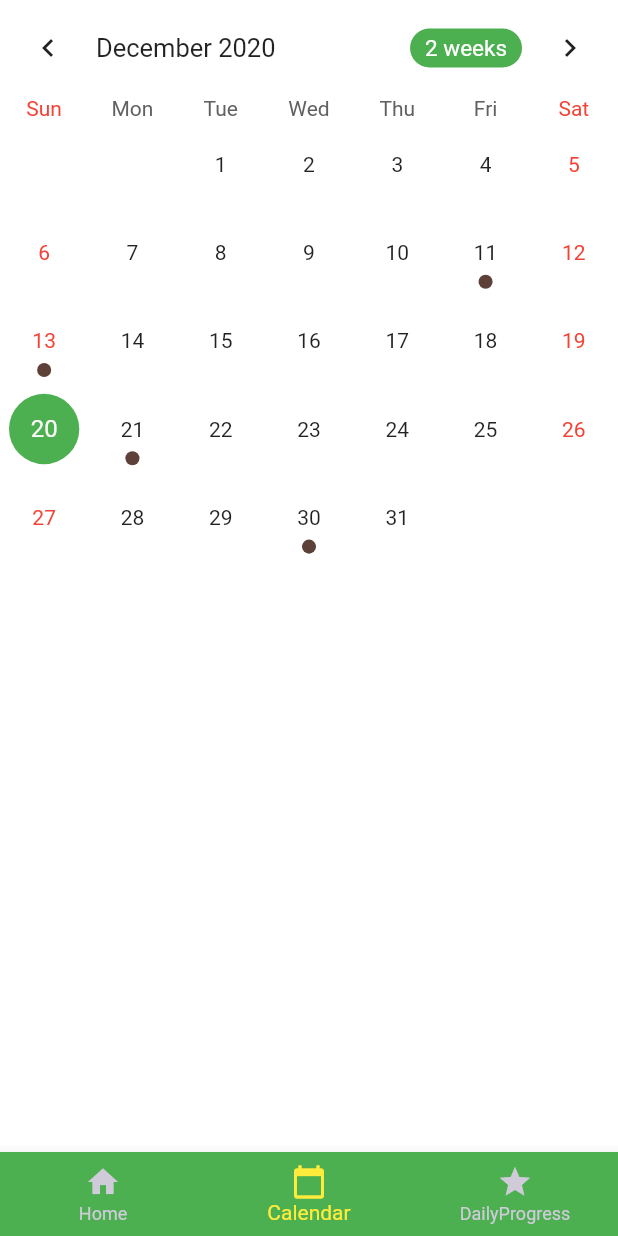
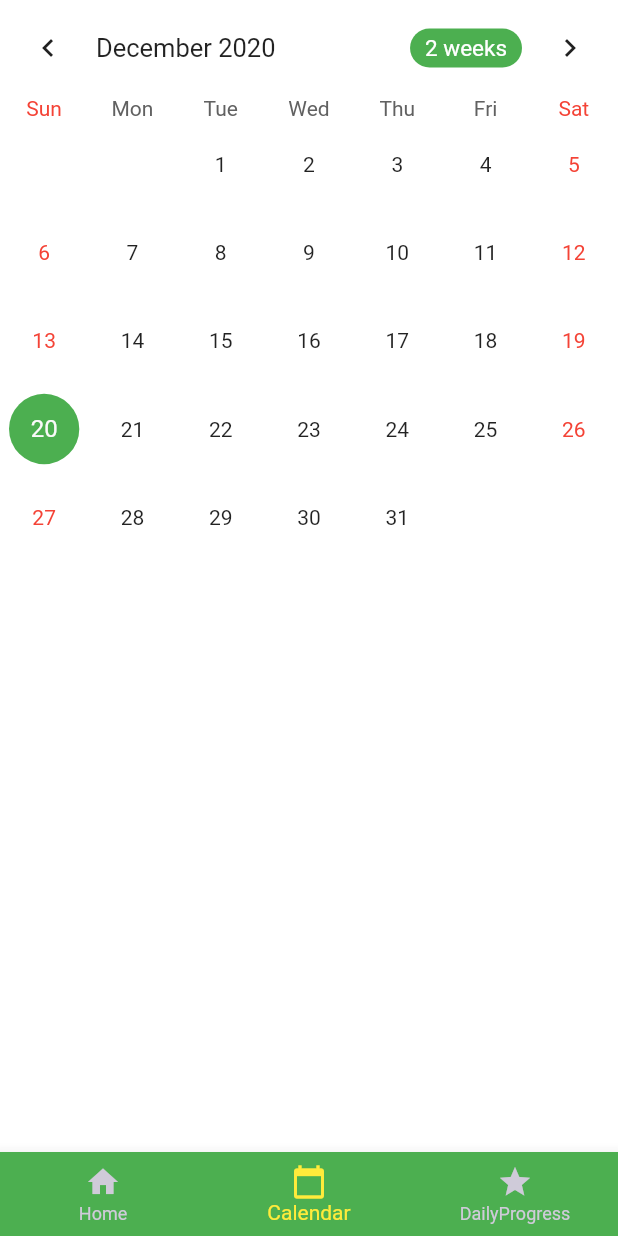
Before and after one commit to NesaByte/Maslow-Fulfilled, a Flutter app: the screen it shows after launch, item 2 of the bottom bar chosen, on a phone screen of 412 x 824 dp. Run offline on Flutter 3.47's test engine with Material 2 defaults, Android fonts, the phone set to English and light mode, and no system bars; drawn by our look-alikes of table_calendar; our stand-ins replace percent_indicator, rflutter_alert.

Commit message:
cleaning update

```diff
--- a/lib/screens/calendar.dart
+++ b/lib/screens/calendar.dart
@@ -30,22 +30,22 @@ class CalendarState extends State<Calendar> with TickerProviderStateMixin {
 
     _events = {
       DateTime(2020, 11, 11): ['Actualization'],
-      DateTime(2020, 12, 11): ['Esteem'],
+      DateTime(2020, 11, 11): ['Esteem'],
       DateTime(2020, 11, 11): ['Belonging'],
       DateTime(2020, 11, 11): ['Safety'],
       DateTime(2020, 11, 11): ['Physiological'],
       DateTime(2020, 11, 13): ['Actualization'],
-      DateTime(2020, 12, 13): ['Esteem'],
+      DateTime(2020, 11, 13): ['Esteem'],
       DateTime(2020, 11, 13): ['Belonging'],
       DateTime(2020, 11, 13): ['Safety'],
       DateTime(2020, 11, 13): ['Physiological'],
       DateTime(2020, 11, 21): ['Actualization'],
-      DateTime(2020, 12, 21): ['Esteem'],
+      DateTime(2020, 11, 21): ['Esteem'],
       DateTime(2020, 11, 21): ['Belonging'],
       DateTime(2020, 11, 21): ['Safety'],
       DateTime(2020, 11, 21): ['Physiological'],
       DateTime(2020, 11, 30): ['Actualization'],
-      DateTime(2020, 12, 30): ['Esteem'],
+      DateTime(2020, 11, 30): ['Esteem'],
       DateTime(2020, 11, 30): ['Belonging'],
       DateTime(2020, 11, 30): ['Safety'],
       DateTime(2020, 11, 30): ['Physiological'],
--- a/lib/screens/home.dart
+++ b/lib/screens/home.dart
@@ -24,7 +24,7 @@ class HomeState extends State<Home> {
                 return Text("no data");
               }
               var myData = json.decode(snapshot.data);
-              print(myData);
+              //print(myData);
               return Center(
                   child: Column(
                       mainAxisAlignment: MainAxisAlignment.center,
--- a/lib/util/questions.dart
+++ b/lib/util/questions.dart
@@ -59,7 +59,7 @@ class QBank {
   }
 
   static int qcount() {
-    return _list.length - 1;
+    return _list.length;
   }
 
   static String getCategory() {
```
